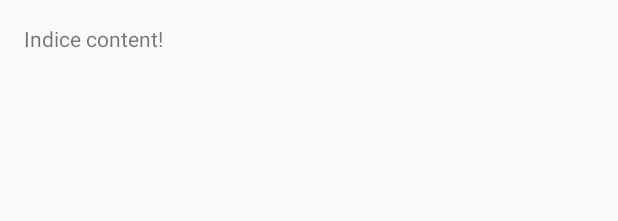
After one commit to tabocu/finantial, an Android app: the layout fragment_indice.xml on its own in the app's theme, with its tools: preview values and no code run, on a phone screen of 412 x 824 dp. The commit adds this screen. Shown: the top 221 px of the screen. Run offline under Robolectric (Android 15) with nearby library versions, the phone set to English and light mode, and no system bars.

Commit message:
Created indice fragment

```diff
--- /dev/null
+++ b/app/src/main/res/layout/fragment_indice.xml
@@ -0,0 +1,13 @@
+<?xml version="1.0" encoding="utf-8"?>
+<RelativeLayout xmlns:android="http://schemas.android.com/apk/res/android"
+    xmlns:tools="http://schemas.android.com/tools" android:layout_width="match_parent"
+    android:layout_height="match_parent" android:paddingLeft="@dimen/activity_horizontal_margin"
+    android:paddingRight="@dimen/activity_horizontal_margin"
+    android:paddingTop="@dimen/activity_vertical_margin"
+    android:paddingBottom="@dimen/activity_vertical_margin"
+    tools:context=".IndiceFragment">
+
+    <TextView android:text="@string/indice_content" android:layout_width="wrap_content"
+        android:layout_height="wrap_content" />
+
+</RelativeLayout>
--- a/app/src/main/res/values/strings.xml
+++ b/app/src/main/res/values/strings.xml
@@ -6,4 +6,5 @@
 
     <string name="action_settings">Settings</string>
     <string name="moeda_content">Moeda content!</string>
+    <string name="indice_content">Indice content!</string>
 </resources>
```
Also changed, not shown: app/src/main/java/sistemas/puc/com/finantialapp/IndiceFragment.java (added, +17 -0 lines), app/src/main/java/sistemas/puc/com/finantialapp/MainActivity.java (+6 -2 lines).
